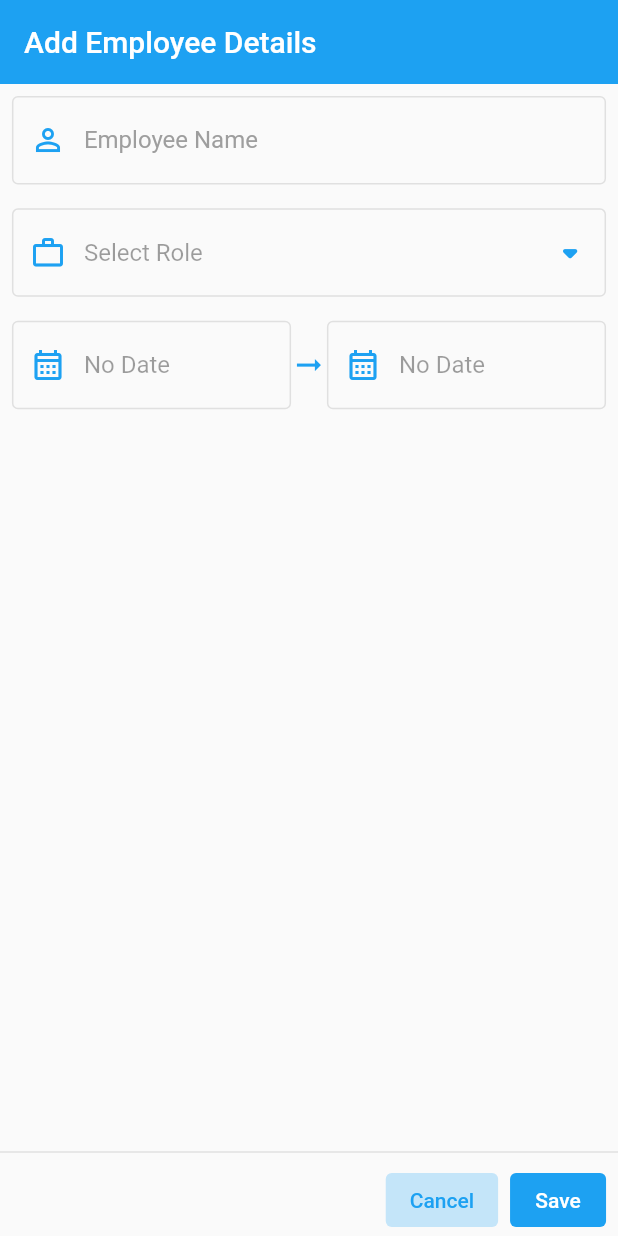
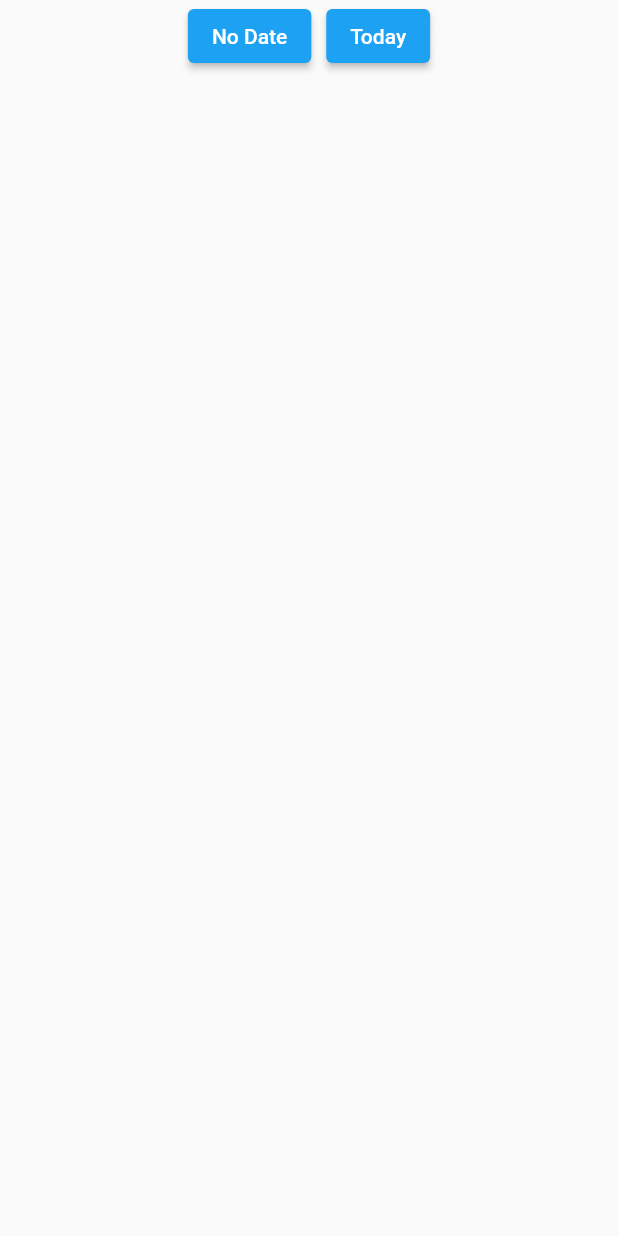
Before and after one commit to jonathanjohn47/assignment_realtime_innovations, a Flutter app: the AddEmployeeDetailsScreen screen opened directly, after a tap on "No Date", on a phone screen of 412 x 824 dp. Run offline on Flutter 3.47's test engine with Material 2 defaults, Android fonts, the phone set to English and light mode, and no system bars; our stand-ins replace flutter_bloc, flutter_sizer, shared_preferences; accounts and stored records are empty.

Commit message:
UI Changes

```diff
--- a/lib/core/app_colors.dart
+++ b/lib/core/app_colors.dart
@@ -3,15 +3,15 @@ import 'package:flutter/material.dart';
 class AppColors {
   static MaterialColor primary = MaterialColor(0xFF1da1f2, {
     /*8ed0f9 77c7f7 61bdf6 4ab4f5 34aaf3 1da1f2	1a91da	1781c2	1471a9	116191*/
-    50: const Color(0xFF8ed0f9),
-    100: const Color(0xFF77c7f7),
-    200: const Color(0xFF61bdf6),
-    300: const Color(0xFF4ab4f5),
-    400: const Color(0xFF34aaf3),
-    500: const Color(0xFF1da1f2),
-    600: const Color(0xFF1a91da),
-    700: const Color(0xFF1781c2),
-    800: const Color(0xFF1471a9),
-    900: const Color(0xFF116191),
+    50: Color(0xFF8ed0f9),
+    100: Color(0xFF77c7f7),
+    200: Color(0xFF61bdf6),
+    300: Color(0xFF4ab4f5),
+    400: Color(0xFF34aaf3),
+    500: Color(0xFF1da1f2),
+    600: Color(0xFF1a91da),
+    700: Color(0xFF1781c2),
+    800: Color(0xFF1471a9),
+    900: Color(0xFF116191),
   });
 }
--- a/lib/features/add_employee_details_screen.dart
+++ b/lib/features/add_employee_details/ui/add_employee_details_screen.dart
@@ -1,15 +1,19 @@
 import 'package:assignment_realtime_innovations/core/app_colors.dart';
+import 'package:assignment_realtime_innovations/widgets/custom_date_picker.dart';
 import 'package:flutter/material.dart';
 import 'package:flutter_sizer/flutter_sizer.dart';
 
 class AddEmployeeDetailsScreen extends StatelessWidget {
-  const AddEmployeeDetailsScreen({super.key});
+  AddEmployeeDetailsScreen({super.key});
+
+  TextEditingController employeeNameController = TextEditingController();
+  TextEditingController roleController = TextEditingController();
 
   @override
   Widget build(BuildContext context) {
     return Scaffold(
       appBar: AppBar(
-        title: const Text('Add Employee Details'),
+        title: Text('Add Employee Details'),
         elevation: 0,
         automaticallyImplyLeading: false,
       ),
@@ -18,6 +22,7 @@ class AddEmployeeDetailsScreen extends StatelessWidget {
         child: ListView(
           children: [
             TextFormField(
+              controller: employeeNameController,
               decoration: InputDecoration(
                 hintText: 'Employee Name',
                 hintStyle: TextStyle(
@@ -58,7 +63,12 @@ class AddEmployeeDetailsScreen extends StatelessWidget {
                       return Column(
                         mainAxisSize: MainAxisSize.min,
                         children: [
-                          Row(
+                          GestureDetector(
+                            onTap: () {
+                              roleController.text = 'Product Designer';
+                              Navigator.of(context).pop();
+                            },
+                            child: Row(
                               mainAxisAlignment: MainAxisAlignment.center,
                               children: [
                                 Padding(
@@ -72,11 +82,17 @@ class AddEmployeeDetailsScreen extends StatelessWidget {
                                 ),
                               ],
                             ),
+                          ),
                           Divider(
                             thickness: 0.5.dp,
                             color: Colors.grey.shade300,
                           ),
-                          Row(
+                          GestureDetector(
+                            onTap: () {
+                              roleController.text = 'Flutter Developer';
+                              Navigator.of(context).pop();
+                            },
+                            child: Row(
                               mainAxisAlignment: MainAxisAlignment.center,
                               children: [
                                 Padding(
@@ -90,11 +106,17 @@ class AddEmployeeDetailsScreen extends StatelessWidget {
                                 ),
                               ],
                             ),
+                          ),
                           Divider(
                             thickness: 0.5.dp,
                             color: Colors.grey.shade300,
                           ),
-                          Row(
+                          GestureDetector(
+                            onTap: () {
+                              roleController.text = 'QA Tester';
+                              Navigator.of(context).pop();
+                            },
+                            child: Row(
                               mainAxisAlignment: MainAxisAlignment.center,
                               children: [
                                 Padding(
@@ -108,11 +130,17 @@ class AddEmployeeDetailsScreen extends StatelessWidget {
                                 ),
                               ],
                             ),
+                          ),
                           Divider(
                             thickness: 0.5.dp,
                             color: Colors.grey.shade300,
                           ),
-                          Row(
+                          GestureDetector(
+                            onTap: () {
+                              roleController.text = 'Product Owner';
+                              Navigator.of(context).pop();
+                            },
+                            child: Row(
                               mainAxisAlignment: MainAxisAlignment.center,
                               children: [
                                 Padding(
@@ -126,6 +154,7 @@ class AddEmployeeDetailsScreen extends StatelessWidget {
                                 ),
                               ],
                             ),
+                          ),
                           Divider(
                             thickness: 1.dp,
                             color: Colors.grey.shade300,
@@ -135,6 +164,7 @@ class AddEmployeeDetailsScreen extends StatelessWidget {
                     });
               },
               child: TextFormField(
+                controller: roleController,
                 enabled: false,
                 decoration: InputDecoration(
                   hintText: 'Select Role',
@@ -158,6 +188,9 @@ class AddEmployeeDetailsScreen extends StatelessWidget {
                     ),
                   ),
                 ),
+                style: TextStyle(
+                  color: Colors.black,
+                ),
               ),
             ),
             SizedBox(height: 16.dp),
@@ -165,7 +198,19 @@ class AddEmployeeDetailsScreen extends StatelessWidget {
               children: [
                 Expanded(
                   child: GestureDetector(
-                    onTap: () {},
+                    onTap: () {
+                      showDialog(
+                          context: context,
+                          builder: (context) {
+                            return Material(
+                              child: CustomDatePicker(
+                                initialDate: DateTime.now(),
+                                firstDate: DateTime(1950),
+                                lastDate: DateTime.now(),
+                              ),
+                            );
+                          });
+                    },
                     child: TextFormField(
                       enabled: false,
                       decoration: InputDecoration(
--- a/lib/main.dart
+++ b/lib/main.dart
@@ -2,14 +2,14 @@ import 'package:assignment_realtime_innovations/core/app_colors.dart';
 import 'package:flutter/material.dart';
 import 'package:flutter_sizer/flutter_sizer.dart';
 
-import 'features/employee_list_screen.dart';
+import 'features/employee_list/ui/employee_list_screen.dart';
 
-void main() {
-  runApp(const MyApp());
+Future<void> main() async {
+  runApp(MyApp());
 }
 
 class MyApp extends StatelessWidget {
-  const MyApp({super.key});
+  MyApp({super.key});
 
   // This widget is the root of your application.
   @override
--- /dev/null
+++ b/lib/widgets/custom_date_picker.dart
@@ -0,0 +1,56 @@
+import 'package:flutter/material.dart';
+import 'package:flutter_sizer/flutter_sizer.dart';
+
+class CustomDatePicker extends StatefulWidget {
+  final DateTime initialDate;
+  final DateTime firstDate;
+  final DateTime lastDate;
+
+  const CustomDatePicker({
+    Key? key,
+    required this.initialDate,
+    required this.firstDate,
+    required this.lastDate,
+  }) : super(key: key);
+
+  @override
+  _CustomDatePickerState createState() => _CustomDatePickerState();
+}
+
+class _CustomDatePickerState extends State<CustomDatePicker> {
+  DateTime _selectedDate = DateTime.now();
+
+  void _selectYear(int year) {
+    setState(() {
+      _selectedDate = DateTime(year, _selectedDate.month, _selectedDate.day);
+    });
+  }
+
+  void _selectMonth(int month) {
+    setState(() {
+      _selectedDate = DateTime(_selectedDate.year, month, _selectedDate.day);
+    });
+  }
+
+  void _selectDay(int day) {
+    setState(() {
+      _selectedDate = DateTime(_selectedDate.year, _selectedDate.month, day);
+    });
+  }
+
+  @override
+  Widget build(BuildContext context) {
+    return Column(
+      children: [
+        Row(
+          mainAxisAlignment: MainAxisAlignment.center,
+          children: [
+            ElevatedButton(onPressed: () {}, child: Text('No Date')),
+            SizedBox(width: 10.dp),
+            ElevatedButton(onPressed: () {}, child: Text('Today'))
+          ],
+        )
+      ],
+    );
+  }
+}
--- a/pubspec.yaml
+++ b/pubspec.yaml
@@ -36,7 +36,8 @@ dependencies:
   # Use with the CupertinoIcons class for iOS style icons.
   cupertino_icons: ^1.0.2
   flutter_sizer: ^1.0.5
-  get_cubit: ^1.1.0
+  flutter_bloc: ^8.1.3
+  shared_preferences: ^2.2.2
 
 dev_dependencies:
   flutter_test:
```
Also changed, not shown: lib/features/add_employee_details/bloc/add_employee_bloc.dart (added, +16 -0 lines), lib/features/employee_list/bloc/employee_list_bloc.dart (added, +20 -0 lines), lib/features/employee_list/ui/employee_list_screen.dart (added, +54 -0 lines), lib/features/employee_list_screen.dart (deleted, +0 -31 lines), lib/models/employee_model.dart (added, +53 -0 lines), pubspec.lock, 4 other files. Lines whose indentation alone changed are shown as unchanged.
